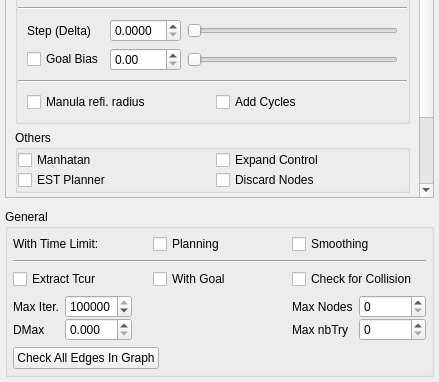
Old version of the form src/move3d-qt-gui-libs/src/qtMainInterface/sideWidgets/qtMotionPlanner.ui in the repository jmainpri/move3d-studio; both pictures show x 0 to 439 and y 220 to 602 of the 439 by 602 pixel window.
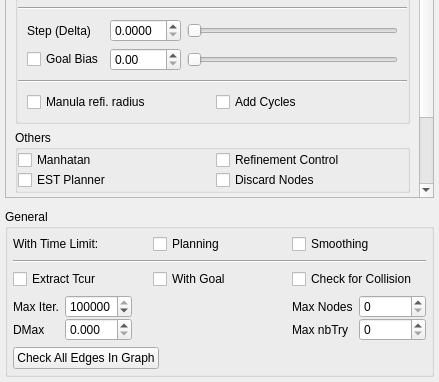
New version of the form. The open tabs and pages were chosen to show the change.

Diff of the .ui file:
```diff
--- a/src/move3d-qt-gui-libs/src/qtMainInterface/sideWidgets/qtMotionPlanner.ui
+++ b/src/move3d-qt-gui-libs/src/qtMainInterface/sideWidgets/qtMotionPlanner.ui
@@ -317,7 +317,7 @@
               <item row="0" column="1">
                <widget class="QCheckBox" name="isExpandControl">
                 <property name="text">
-                 <string>Expand Control</string>
+                 <string>Refinement Control</string>
                 </property>
                </widget>
               </item>
```
Left out of the diff: 2 changed lines with no effect on the pictures.
